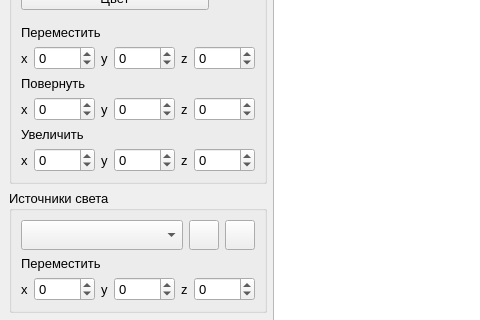
Old version of the form src/gui/mainwindow.ui in the repository AskaryanKarine/BMSTU-CG-Course; both pictures show x 0 to 480 and y 161 to 481 of the 1274 by 809 pixel window.
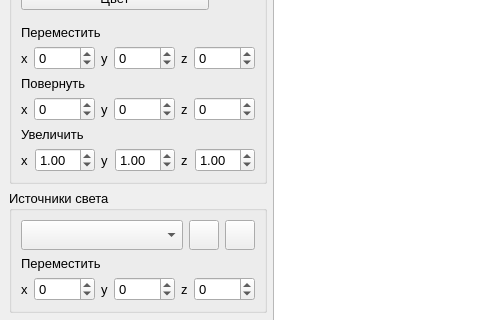
New version of the form. Icons and pictures are not drawn.

Patch:
```diff
--- a/src/gui/mainwindow.ui
+++ b/src/gui/mainwindow.ui
@@ -392,12 +392,12 @@
               </widget>
              </item>
              <item>
-              <widget class="QSpinBox" name="sB_figScaleX">
-               <property name="minimum">
-                <number>-1000</number>
+              <widget class="QDoubleSpinBox" name="sB_figScaleX">
+               <property name="singleStep">
+                <double>0.001000000000000</double>
                </property>
-               <property name="maximum">
-                <number>1000</number>
+               <property name="value">
+                <double>1.000000000000000</double>
                </property>
               </widget>
              </item>
@@ -413,12 +413,12 @@
               </widget>
              </item>
              <item>
-              <widget class="QSpinBox" name="sB_figScaleY">
-               <property name="minimum">
-                <number>-1000</number>
+              <widget class="QDoubleSpinBox" name="sB_figScaleY">
+               <property name="singleStep">
+                <double>0.001000000000000</double>
                </property>
-               <property name="maximum">
-                <number>1000</number>
+               <property name="value">
+                <double>1.000000000000000</double>
                </property>
               </widget>
              </item>
@@ -434,12 +434,12 @@
               </widget>
              </item>
              <item>
-              <widget class="QSpinBox" name="sB_figScaleZ">
-               <property name="minimum">
-                <number>-1000</number>
+              <widget class="QDoubleSpinBox" name="sB_figScaleZ">
+               <property name="singleStep">
+                <double>0.001000000000000</double>
                </property>
-               <property name="maximum">
-                <number>1000</number>
+               <property name="value">
+                <double>1.000000000000000</double>
                </property>
               </widget>
              </item>
```
Left out of the diff: 14 changed lines with no effect on the pictures.
